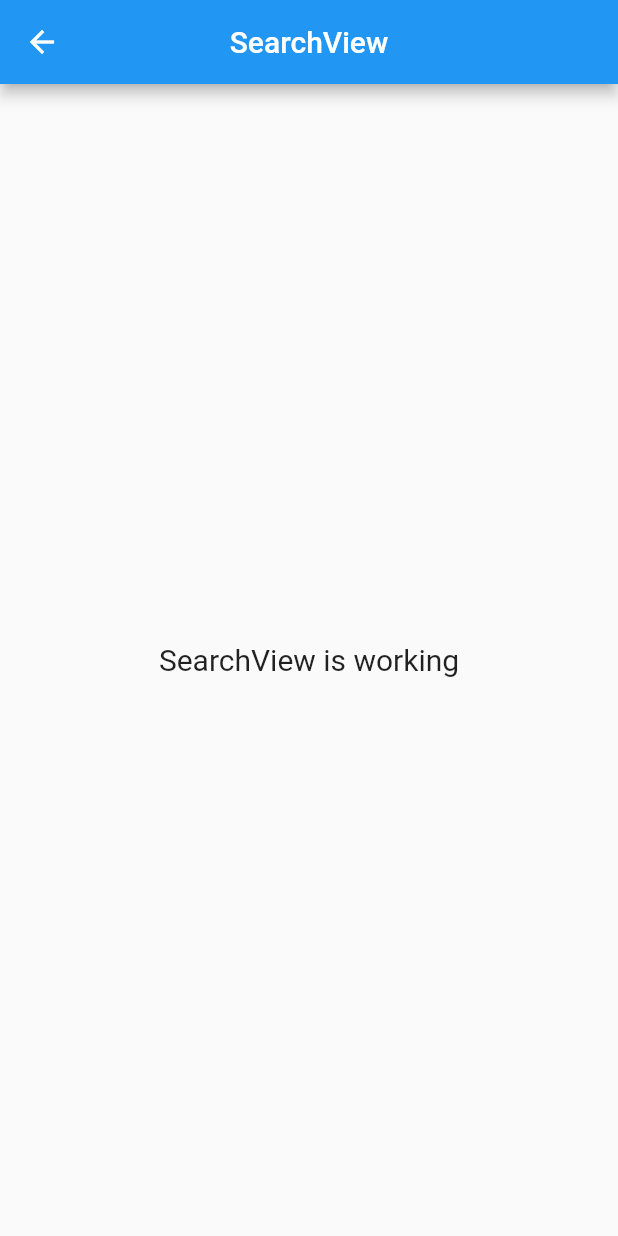
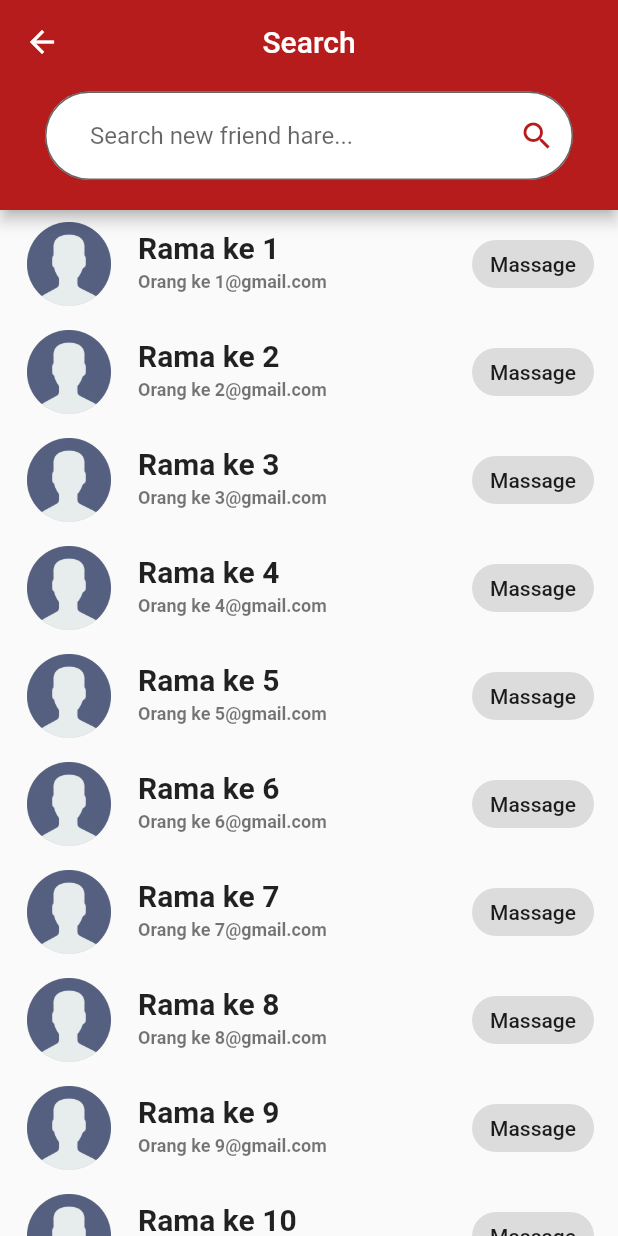
Before and after one commit to R4MA26/chatapp, a Flutter app: the SearchView screen opened by its route, on a phone screen of 412 x 824 dp. Run offline on Flutter 3.47's test engine with Material 2 defaults, Android fonts, the phone set to English and light mode, and no system bars; our stand-ins replace firebase_core, get, introduction_screen, lottie; accounts and stored records are empty.

Commit message:
ui search

```diff
--- a/lib/app/modules/search/views/search_view.dart
+++ b/lib/app/modules/search/views/search_view.dart
@@ -1,23 +1,113 @@
+import 'package:chatapp/app/routes/app_pages.dart';
 import 'package:flutter/material.dart';
 
 import 'package:get/get.dart';
+import 'package:lottie/lottie.dart';
 
 import '../controllers/search_controller.dart';
 
 class SearchView extends GetView<SearchController> {
+  final List<Widget> friends = List.generate(
+    20,
+    (index) => ListTile(
+      leading: CircleAvatar(
+        backgroundColor: Colors.black26,
+        child: Image.asset(
+          "assets/logo/noimage.png",
+          fit: BoxFit.cover,
+        ),
+        radius: 30,
+      ),
+      title: Text(
+        "Rama ke ${index + 1}",
+        style: const TextStyle(
+          fontSize: 20,
+          fontWeight: FontWeight.w600,
+        ),
+      ),
+      subtitle: Text(
+        "Orang ke ${index + 1}@gmail.com",
+        style: const TextStyle(
+          fontSize: 12,
+          fontWeight: FontWeight.w600,
+        ),
+      ),
+      trailing: GestureDetector(
+        onTap: () => Get.toNamed(Routes.CHAT_ROOM),
+        child: const Chip(
+          label: Text("Massage"),
+        ),
+      ),
+    ),
+  );
   @override
   Widget build(BuildContext context) {
     return Scaffold(
-      appBar: AppBar(
-        title: Text('SearchView'),
-        centerTitle: true,
+      appBar: PreferredSize(
+        child: AppBar(
+          backgroundColor: Colors.red[900],
+          title: const Text('Search'),
+          centerTitle: true,
+          leading: IconButton(
+            onPressed: () => Get.back(),
+            icon: const Icon(Icons.arrow_back),
+          ),
+          flexibleSpace: Padding(
+            padding: const EdgeInsets.fromLTRB(30, 50, 30, 20),
+            child: Align(
+              alignment: Alignment.bottomCenter,
+              child: TextField(
+                cursorColor: Colors.red[900],
+                decoration: InputDecoration(
+                  fillColor: Colors.white,
+                  filled: true,
+                  border: OutlineInputBorder(
+                    borderRadius: BorderRadius.circular(50),
+                    borderSide: const BorderSide(
+                      color: Colors.white,
+                      width: 1,
+                    ),
+                  ),
+                  focusedBorder: OutlineInputBorder(
+                    borderRadius: BorderRadius.circular(50),
+                    borderSide: const BorderSide(
+                      color: Colors.white,
+                      width: 1,
+                    ),
+                  ),
+                  hintText: "Search new friend hare...",
+                  contentPadding: const EdgeInsets.symmetric(
+                    horizontal: 30,
+                    vertical: 20,
+                  ),
+                  suffixIcon: InkWell(
+                    borderRadius: BorderRadius.circular(50),
+                    onTap: () {},
+                    child: Icon(
+                      Icons.search,
+                      color: Colors.red[900],
+                    ),
+                  ),
+                ),
+              ),
+            ),
+          ),
+        ),
+        preferredSize: const Size.fromHeight(140),
       ),
-      body: Center(
-        child: Text(
-          'SearchView is working',
-          style: TextStyle(fontSize: 20),
-        ),
-      ),
+      body: friends.length == 0
+          ? Center(
+              child: Container(
+                width: Get.width * 0.7,
+                height: Get.width * 0.7,
+                child: Lottie.asset("assets/lottie/empty.json"),
+              ),
+            )
+          : ListView.builder(
+              padding: EdgeInsets.zero,
+              itemCount: friends.length,
+              itemBuilder: (context, index) => friends[index],
+            ),
     );
   }
 }
--- a/lib/main.dart
+++ b/lib/main.dart
@@ -43,27 +43,32 @@ class MyApp extends StatelessWidget {
         }
 
         if (snapshot.connectionState == ConnectionState.done) {
-          return FutureBuilder(
-            future: Future.delayed(
-              const Duration(seconds: 3),
-            ),
-            builder: (context, snapshot) {
-              if (snapshot.connectionState == ConnectionState.done) {
-                return Obx(
-                  () => GetMaterialApp(
-                    title: "ChatApp",
-                    initialRoute: authC.isSkipIntro.isTrue
-                        ? authC.isAuth.isTrue
-                            ? Routes.HOME
-                            : Routes.LOGIN
-                        : Routes.INTRODUCTION,
-                    getPages: AppPages.routes,
-                  ),
-                );
-              }
-              return const SplashScreen();
-            },
+          return GetMaterialApp(
+            title: "chat app",
+            initialRoute: Routes.SEARCH,
+            getPages: AppPages.routes,
           );
+          // return FutureBuilder(
+          //   future: Future.delayed(
+          //     const Duration(seconds: 3),
+          //   ),
+          //   builder: (context, snapshot) {
+          //     if (snapshot.connectionState == ConnectionState.done) {
+          //       return Obx(
+          //         () => GetMaterialApp(
+          //           title: "ChatApp",
+          //           initialRoute: authC.isSkipIntro.isTrue
+          //               ? authC.isAuth.isTrue
+          //                   ? Routes.HOME
+          //                   : Routes.LOGIN
+          //               : Routes.INTRODUCTION,
+          //           getPages: AppPages.routes,
+          //         ),
+          //       );
+          //     }
+          //     return const SplashScreen();
+          //   },
+          // );
         }
 
         return const LoadingScreen();
```
